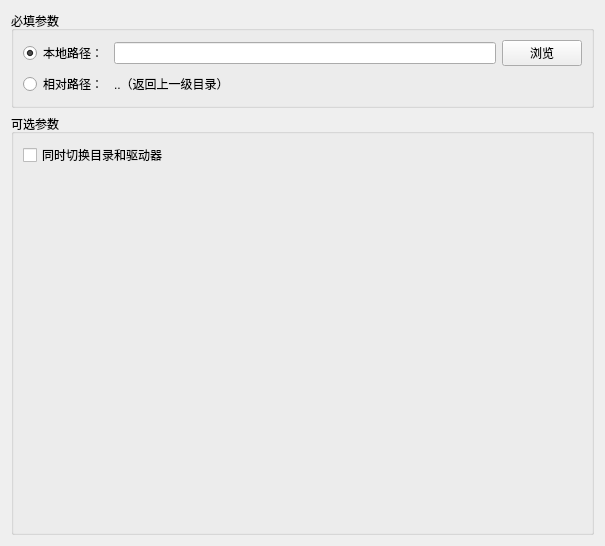
This is src/EasyCmd/Commands/cd/CdCmdEditor.ui in doasyourself/EasyCmd as Qt 5 draws it before an edit. The edited form follows.
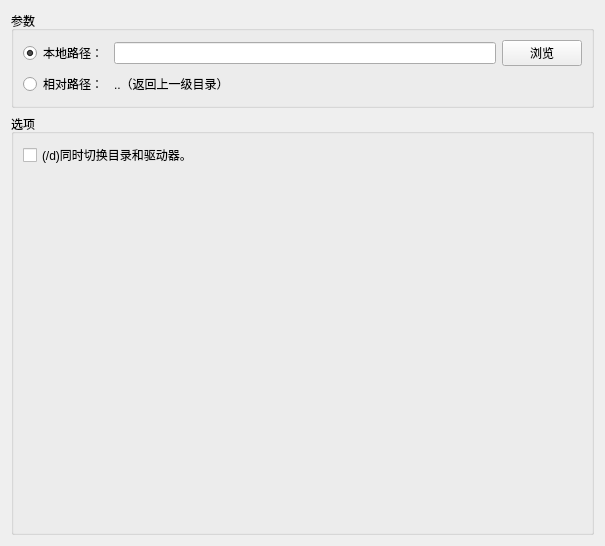
This is the edited form.

```diff
--- a/src/EasyCmd/Commands/cd/CdCmdEditor.ui
+++ b/src/EasyCmd/Commands/cd/CdCmdEditor.ui
@@ -17,7 +17,7 @@
    <item>
     <widget class="QGroupBox" name="groupBox">
      <property name="title">
-      <string>必填参数</string>
+      <string>参数</string>
      </property>
      <layout class="QVBoxLayout" name="verticalLayout_2">
       <item>
@@ -110,7 +110,7 @@
    <item>
     <widget class="QGroupBox" name="groupBox_2">
      <property name="title">
-      <string>可选参数</string>
+      <string>选项</string>
      </property>
      <layout class="QVBoxLayout" name="verticalLayout_3">
       <item>
@@ -121,7 +121,7 @@
            <string>/d</string>
           </property>
           <property name="text">
-           <string>同时切换目录和驱动器</string>
+           <string>(/d)同时切换目录和驱动器。</string>
           </property>
          </widget>
         </item>
```
